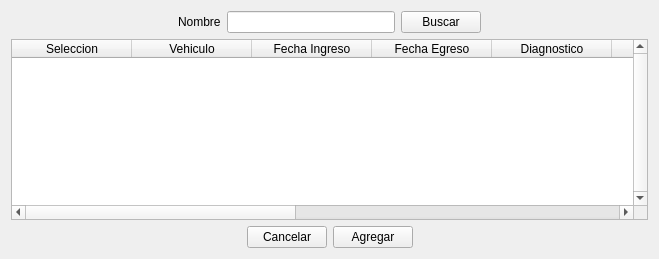
Qt form views/Views ui/deleteWorkUI.ui (ValenDD/Desktop_app_mechanical_workshop) before a commit.
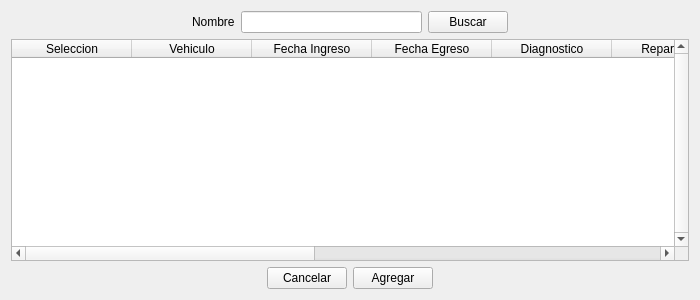
The same form after that commit.

Patch:
```diff
--- a/views/Views ui/deleteWorkUI.ui
+++ b/views/Views ui/deleteWorkUI.ui
@@ -6,8 +6,8 @@
    <rect>
     <x>0</x>
     <y>0</y>
-    <width>659</width>
-    <height>259</height>
+    <width>700</width>
+    <height>300</height>
    </rect>
   </property>
   <property name="windowTitle">
```
